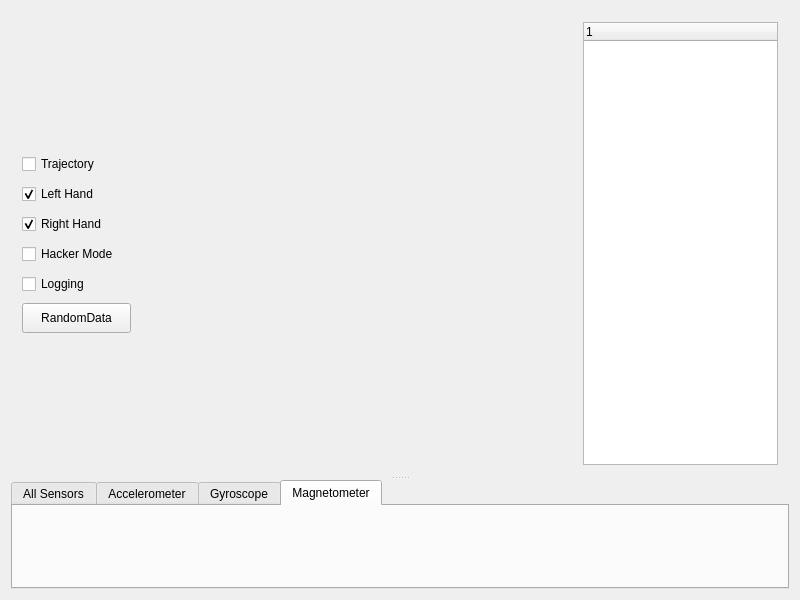
Qt form config/gestusVisualisation.ui (brainhublab/grSDK) before a commit.
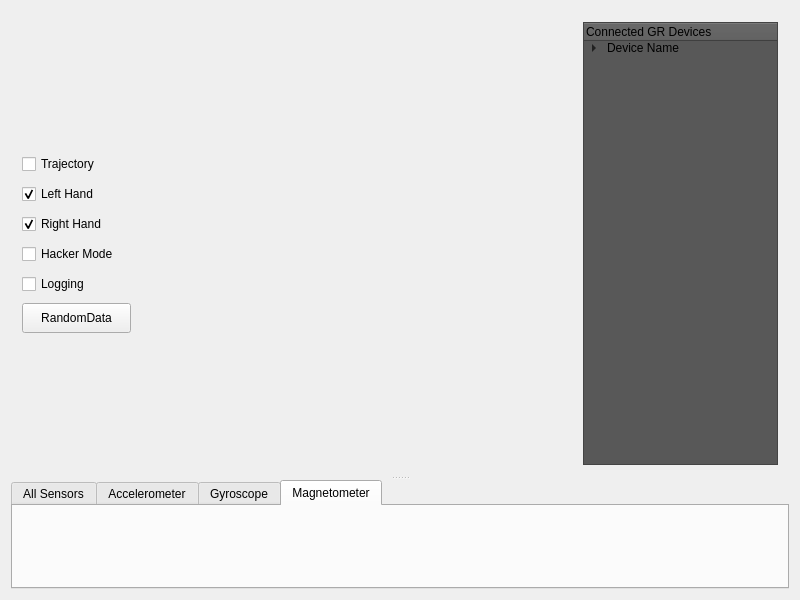
The same form after that commit. Custom widgets are drawn as their Qt base class.

```diff
--- a/config/gestusVisualisation.ui
+++ b/config/gestusVisualisation.ui
@@ -40,6 +40,52 @@
         </size>
        </property>
        <layout class="QGridLayout" name="gridLayout">
+        <item row="0" column="1">
+         <spacer name="horizontalSpacer">
+          <property name="orientation">
+           <enum>Qt::Horizontal</enum>
+          </property>
+          <property name="sizeHint" stdset="0">
+           <size>
+            <width>431</width>
+            <height>20</height>
+           </size>
+          </property>
+         </spacer>
+        </item>
+        <item row="0" column="2">
+         <widget class="QTreeWidget" name="devicesTree">
+          <property name="maximumSize">
+           <size>
+            <width>200</width>
+            <height>500</height>
+           </size>
+          </property>
+          <property name="styleSheet">
+           <string notr="true">background-color: rgb(88, 88, 88);</string>
+          </property>
+          <column>
+           <property name="text">
+            <string>Connected GR Devices</string>
+           </property>
+          </column>
+          <item>
+           <property name="text">
+            <string>Device Name</string>
+           </property>
+           <item>
+            <property name="text">
+             <string>ID</string>
+            </property>
+           </item>
+           <item>
+            <property name="text">
+             <string>Path</string>
+            </property>
+           </item>
+          </item>
+         </widget>
+        </item>
         <item row="0" column="0">
          <widget class="QWidget" name="widget" native="true">
           <property name="minimumSize">
@@ -201,34 +247,6 @@
           </widget>
          </widget>
         </item>
-        <item row="0" column="1">
-         <spacer name="horizontalSpacer">
-          <property name="orientation">
-           <enum>Qt::Horizontal</enum>
-          </property>
-          <property name="sizeHint" stdset="0">
-           <size>
-            <width>431</width>
-            <height>20</height>
-           </size>
-          </property>
-         </spacer>
-        </item>
-        <item row="0" column="2">
-         <widget class="QTreeWidget" name="treeWidget">
-          <property name="maximumSize">
-           <size>
-            <width>200</width>
-            <height>500</height>
-           </size>
-          </property>
-          <column>
-           <property name="text">
-            <string>1</string>
-           </property>
-          </column>
-         </widget>
-        </item>
        </layout>
       </widget>
       <widget class="QTabWidget" name="Plots">
```
Left out of the diff: 2 changed lines with no effect on the pictures.
